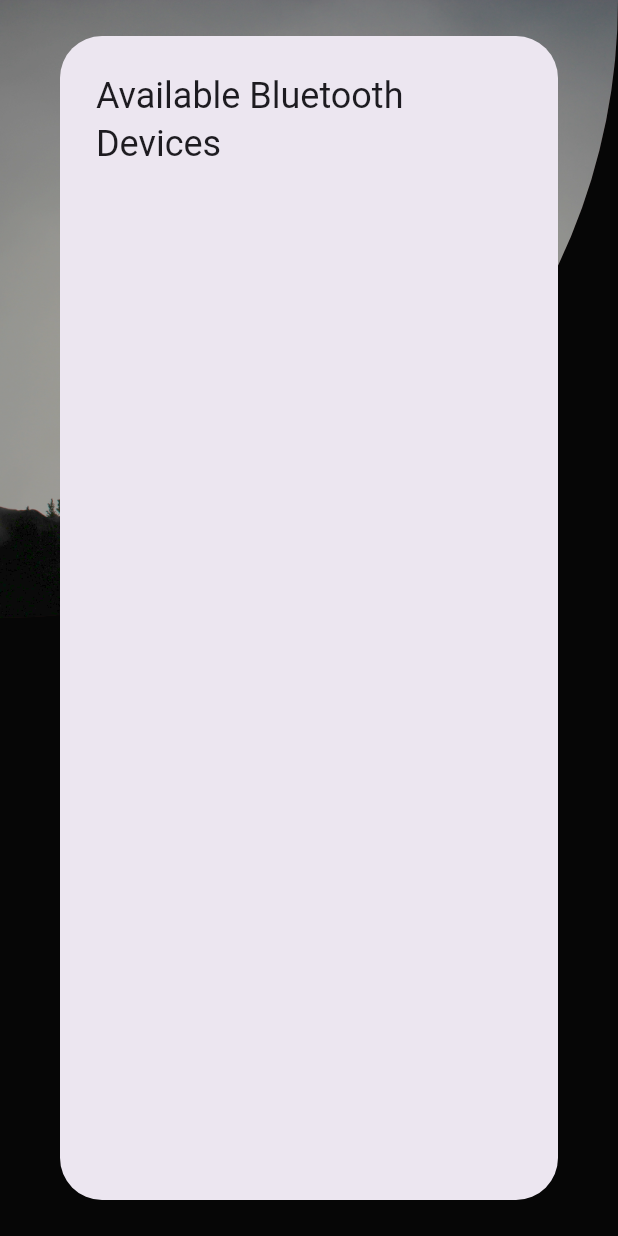
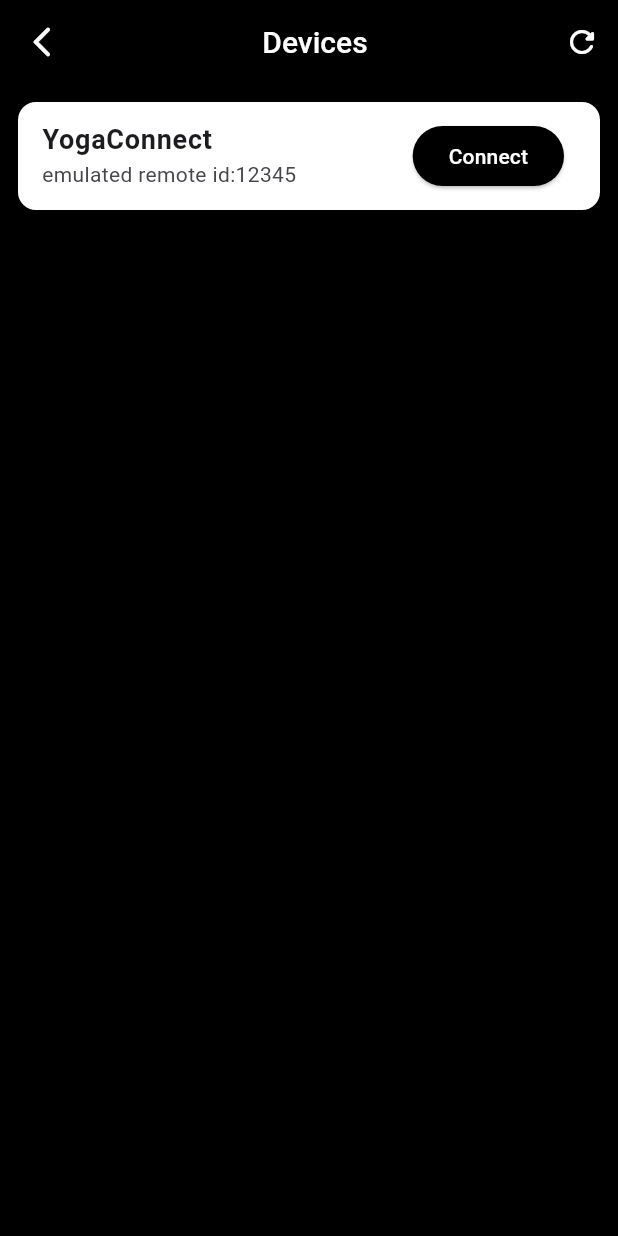
Before and after one commit to Double-O-Seven007/yogasmart_demo, a Flutter app: the screen it shows after launch, after a tap on "Connect Mat", on a phone screen of 412 x 824 dp. Run offline on Flutter 3.47's test engine with Material 3 defaults, Android fonts, the phone set to English and light mode, and no system bars; drawn by our look-alikes of animated_text_kit; our stand-ins replace flutter_blue_plus; statements that could not run were skipped.

Commit message:
bluetooth setup complete_

```diff
--- /dev/null
+++ b/devtools_options.yaml
@@ -0,0 +1,3 @@
+description: This file stores settings for Dart & Flutter DevTools.
+documentation: https://docs.flutter.dev/tools/devtools/extensions#configure-extension-enablement-states
+extensions:
--- a/lib/Routes/route_manager.dart
+++ b/lib/Routes/route_manager.dart
@@ -1,8 +1,10 @@
 import 'package:flutter/material.dart';
+import 'package:yogasmart_demo/Screens/device_list_screen.dart';
 import 'package:yogasmart_demo/Screens/home_screen.dart';
 
 class RouteManager {
   static const String homeScreen = '/';
+  static const String deviceListScreen = '/deviceListScreen';
 
   static Route<dynamic> routeManager(RouteSettings settings) {
     switch (settings.name) {
@@ -10,6 +12,10 @@ class RouteManager {
         return MaterialPageRoute(
           builder: (context) => HomeScreen(),
         );
+      case deviceListScreen:
+        return MaterialPageRoute(
+          builder: (context) => DeviceListScreen(),
+        );
       default:
         throw const FormatException('There is something wrong with the route');
     }
--- /dev/null
+++ b/lib/Screens/device_list_screen.dart
@@ -0,0 +1,101 @@
+import 'package:flutter/material.dart';
+import 'package:flutter_blue_plus/flutter_blue_plus.dart';
+import 'package:provider/provider.dart';
+import 'package:yogasmart_demo/Services/bluetooth_connect.dart';
+import 'package:yogasmart_demo/Widgets/custom_card.dart';
+
+class DeviceListScreen extends StatelessWidget {
+  DeviceListScreen({super.key});
+  @override
+  Widget build(BuildContext context) {
+    return Scaffold(
+      backgroundColor: Colors.black,
+      appBar: AppBar(
+        actions: [
+          IconButton(
+            onPressed: () {
+              BTConnect().btOnOff();
+            },
+            icon: Icon(
+              Icons.refresh_rounded,
+              color: Colors.white,
+              size: 24,
+            ),
+          ),
+        ],
+        automaticallyImplyLeading: false,
+        backgroundColor: Colors.black,
+        title: Row(
+          mainAxisAlignment: MainAxisAlignment.center,
+          children: [
+            Text(
+              'Devices',
+              style: TextStyle(
+                color: Colors.white,
+                fontSize: 20,
+                fontWeight: FontWeight.w500,
+              ),
+            ),
+          ],
+        ),
+        leading: IconButton(
+          onPressed: () {
+            Navigator.of(context).pop();
+          },
+          color: Colors.white,
+          icon: Icon(Icons.arrow_back_ios_new_rounded),
+        ),
+      ),
+      body: Consumer<BTConnect>(
+        builder: (context, value, child) => StreamBuilder<List<ScanResult>>(
+          stream: value.scanResults,
+          builder: (context, snapshot) {
+            if (snapshot.hasData) {
+              return Column(
+                mainAxisAlignment: MainAxisAlignment.start,
+                children: [
+                  Padding(
+                    padding: const EdgeInsets.all(8.0),
+                    child: CustomCard(
+                      title: 'YogaConnect',
+                      subtitle: 'emulated remote id:12345',
+                      onPressed: () {},
+                    ),
+                  ),
+                  Expanded(
+                    child: ListView.builder(
+                      // shrinkWrap: true,
+                      itemCount: snapshot.data!.length,
+                      itemBuilder: (context, index) {
+                        final data = snapshot.data![index];
+                        value.bluetoothDevice = data.device;
+                        return data.device.platformName.isNotEmpty
+                            ? Padding(
+                                padding: const EdgeInsets.all(8.0),
+                                child: CustomCard(
+                                  // tileTap: () =>
+                                  //     value.selectDevice(data.device),
+                                  title: data.device.platformName,
+                                  subtitle: '${data.device.remoteId}',
+                                  onPressed: () async {
+                                    // var device = data.device;
+                                    value.connectToDevice();
+                                    value.getConnectedDevices();
+                                  },
+                                ),
+                              )
+                            : SizedBox();
+                      },
+                    ),
+                  ),
+                ],
+              );
+            } else {
+              return Text('No Devices Found');
+            }
+          },
+        ),
+      ),
+    );
+  }
+}
--- a/lib/Screens/home_screen.dart
+++ b/lib/Screens/home_screen.dart
@@ -1,14 +1,19 @@
 import 'package:animated_text_kit/animated_text_kit.dart';
-import 'package:flutter/cupertino.dart';
 import 'package:flutter/material.dart';
+import 'package:provider/provider.dart';
+import 'package:yogasmart_demo/Routes/route_manager.dart';
+import 'package:yogasmart_demo/Services/bluetooth_connect.dart';
 
 class HomeScreen extends StatelessWidget {
   HomeScreen({super.key});
   @override
   Widget build(BuildContext context) {
+    context.read<BTConnect>().bluetoothDevice;
     return Scaffold(
-      backgroundColor: const Color.fromARGB(255, 8, 8, 8),
-      body: Column(
+      backgroundColor: Colors.black,
+      body: Consumer<BTConnect>(
+        builder: (context, value, child) {
+          return Column(
             children: [
               Container(
                 height: MediaQuery.of(context).size.height / 2,
@@ -47,17 +52,23 @@ class HomeScreen extends StatelessWidget {
                         Size.fromWidth(MediaQuery.of(context).size.width / 2),
                   ),
                   onPressed: () {
-                showCupertinoDialog(
-                  barrierDismissible: true,
-                  context: context,
-                  builder: (context) => AlertDialog.adaptive(
-                    insetAnimationCurve: Curves.linear,
-                    title: Text('Available Bluetooth Devices'),
-                    content: Column(
-                      children: [],
-                    ),
-                  ),
-                );
+                    BTConnect().btSupportCheck;
+                    BTConnect().btOnOff();
+                    // BTConnect().scanResults;
+                    Navigator.pushNamed(context, RouteManager.deviceListScreen);
+                    // print(BTConnect().scanResultsVar[0]);
+
+                    // showCupertinoDialog(
+                    //   barrierDismissible: true,
+                    //   context: context,
+                    //   builder: (context) => AlertDialog.adaptive(
+                    //     insetAnimationCurve: Curves.linear,
+                    //     title: Text('Available Bluetooth Devices'),
+                    //     content: Column(
+                    //       children: [],
+                    //     ),
+                    //   ),
+                    // );
                   },
                   child: Row(
                     mainAxisAlignment: MainAxisAlignment.center,
@@ -74,6 +85,8 @@ class HomeScreen extends StatelessWidget {
                 ),
               ),
             ],
+          );
+        },
       ),
     );
   }
--- a/lib/Services/bluetooth_connect.dart
+++ b/lib/Services/bluetooth_connect.dart
@@ -1 +1,226 @@
-class BluetoothConnect {}
+import 'dart:async';
+import 'dart:io';
+
+import 'package:flutter/material.dart';
+import 'package:flutter_blue_plus/flutter_blue_plus.dart';
+
+class BTConnect with ChangeNotifier {
+  DeviceIdentifier? id;
+  late BluetoothDevice? _bluetoothDevice = BluetoothDevice(
+    remoteId: DeviceIdentifier(id.toString()),
+  );
+  BluetoothAdapterState _btAdapterState = BluetoothAdapterState.unknown;
+  // int? index;
+// first, check if bluetooth is supported by your hardware
+// Note: The platform is initialized on the first call to any FlutterBluePlus method.
+  Future btSupportCheck() async {
+    if (await FlutterBluePlus.isSupported == false) {
+      print("Bluetooth not supported by this device");
+      notifyListeners();
+      return;
+    }
+  }
+
+  set bluetoothDevice(BluetoothDevice? device) {
+    if (device!.platformName.isNotEmpty) {
+      _bluetoothDevice = device;
+      // selectDevice(device);
+      print('set device: ${bluetoothDevice}');
+    }
+    notifyListeners();
+  }
+
+//get btDevice
+  BluetoothDevice? get bluetoothDevice => _bluetoothDevice;
+  //init when scan results are found
+  // Future<void> assignDevice(ScanResult scanResult) async {
+  //   bluetoothDevice = scanResult.device;
+  //   notifyListeners();
+  // }
+
+// handle bluetooth on & off
+// note: for iOS the initial state is typically BluetoothAdapterState.unknown
+// note: if you have permissions issues you will get stuck at BluetoothAdapterState.unauthorized
+  Future btOnOff() async {
+    await FlutterBluePlus.adapterState
+        .listen((BluetoothAdapterState state) {
+          _btAdapterState = state;
+          // print(_btAdapterState);
+          if (_btAdapterState == BluetoothAdapterState.on) {
+            // scanDevices();
+            print('Scanning...');
+            scanAndAssign();
+          } else if (_btAdapterState == BluetoothAdapterState.off) {
+            // show an error to the user, etc
+          } else if (_btAdapterState == BluetoothAdapterState.turningOn) {
+            CircularProgressIndicator();
+          } else if (_btAdapterState == BluetoothAdapterState.turningOff) {
+            print('Bluetooth off in progress. Tunr Bluetooth back on');
+          } else if (_btAdapterState == BluetoothAdapterState.unavailable) {
+            print('Bluetooth unavailable on your device');
+          }
+        })
+        .asFuture()
+        .catchError(
+          ((value) {
+            print('Future error: ${value.toString()}');
+          }),
+        );
+    notifyListeners();
+  }
+
+//Scan results getter
+  // int get scanResultsVar => _scanResultsLength;
+// turn on bluetooth ourself if we can
+// for iOS, the user controls bluetooth enable/disable
+  Future turnOnBTManually() async {
+    if (Platform.isAndroid) {
+      await FlutterBluePlus.turnOn();
+    }
+    notifyListeners();
+  }
+
+// cancel to prevent duplicate listeners
+// subscription.cancel();
+
+//!Scan Devices
+// listen to scan results
+// Note: `onScanResults` clears the results between scans. You should use
+//  `scanResults` if you want the current scan results *or* the results from the previous scan.
+  // Future scanDevices() async {
+  //   if (_btAdapterState == BluetoothAdapterState.on) {
+  //     FlutterBluePlus.startScan(
+  //       timeout: const Duration(seconds: 10),
+  //     );
+
+  //     await FlutterBluePlus.scanResults.listen((results) {
+  //       ScanResult scanResult = results.first;
+  //       _bluetoothDevice = scanResult.device;
+  //       assignDevice(scanResult);
+  //     });
+  //   }
+  //   notifyListeners();
+  // }
+
+  Future<void> scanAndAssign() async {
+    await FlutterBluePlus.scanResults.listen((results) {
+      if (results.isNotEmpty) {
+        // Automatically pick the first device
+        bluetoothDevice = results.first.device;
+        print(
+            "Device assigned: ${bluetoothDevice!.advName}, remote: ${bluetoothDevice!.remoteId}");
+        notifyListeners();
+      }
+    });
+    FlutterBluePlus.startScan(timeout: Duration(seconds: 10));
+  }
+
+//Get Scaned devices
+  Stream<List<ScanResult>> get scanResults => FlutterBluePlus.scanResults;
+
+// select device
+  // Future<void> selectDevice(BluetoothDevice device) async {
+  //   bluetoothDevice = await device;
+  //   FlutterBluePlus.startScan(timeout: Duration(seconds: 10));
+  //   print('Selected: ${bluetoothDevice!.platformName.toString()}');
+  //   notifyListeners();
+  // }
+
+  // StreamSubscription<List<ScanResult>> scanResults() {
+  //   return FlutterBluePlus.onScanResults.listen(
+  //     (results) {
+  //       if (results.isNotEmpty) {
+  //         ScanResult r = results.last; // the most recently found device
+  //         // _bluetoothDevice = r.device;
+  //         _scanResultsLength = results.length;
+  //         devicesFound = results.length;
+
+  //         // print(
+  //         //     '${r.device.remoteId}: "${r.advertisementData.advName}" found!');
+  //         notifyListeners();
+  //       } else if (results.isEmpty) {
+  //         print('No devices found');
+  //         FlutterBluePlus.stopScan();
+  //         notifyListeners();
+  //       }
+  //       // FlutterBluePlus.stopScan();
+  //       notifyListeners();
+  //     },
+  //     onError: (e) {
+  //       FlutterBluePlus.stopScan();
+  //       print(e);
+  //       notifyListeners();
+  //     },
+  //   );
+  // }
+
+// Wait for Bluetooth enabled & permission granted
+// In your real app you should use `FlutterBluePlus.adapterState.listen` to handle all states
+// ?Refererence code for waiting for bluetooth connections
+  void btPermissionGranted() async {
+    await FlutterBluePlus.adapterState.listen;
+    notifyListeners();
+  }
+
+// await FlutterBluePlus.adapterState.where((val) => val == BluetoothAdapterState.on).first;
+
+// Start scanning w/ timeout
+// Optional: use `stopScan()` as an alternative to timeout
+  void stopScan() async {
+    await FlutterBluePlus.startScan(
+      withServices: [Guid("180D")], // match any of the specified services
+      withNames: ["Bluno"], // *or* any of the specified names
+      timeout: Duration(seconds: 15),
+    );
+    notifyListeners();
+  }
+
+  //!Connect To A Device
+
+  // listen for disconnection
+  void listenForDisconnection() {
+    // selectDevice(_bluetoothDevice!);
+    var onDisconnected = bluetoothDevice!.connectionState.listen(
+      (BluetoothConnectionState state) async {
+        if (state == BluetoothConnectionState.disconnected) {
+          // 1. typically, start a periodic timer that tries to
+          //    reconnect, or just call connect() again right now
+          connectToDevice();
+          // 2. you must always re-discover services after disconnection!
+          print(
+              "${_bluetoothDevice!.disconnectReason?.code} ${_bluetoothDevice!.disconnectReason?.description}");
+        }
+        notifyListeners();
+      },
+    );
+    notifyListeners();
+  }
+
+// Connect to the device
+  Future connectToDevice() async {
+    if (bluetoothDevice != null) {
+      await bluetoothDevice!.connect(autoConnect: false);
+    } else {
+      print('No device assigned yet');
+    }
+    notifyListeners();
+  }
+
+// Disconnect from device
+  Future disconnectDevice() async {
+    await _bluetoothDevice!.disconnect();
+    notifyListeners();
+  }
+
+// ??!Get Connected Devices
+  void getConnectedDevices() {
+    List<BluetoothDevice> devs = FlutterBluePlus.connectedDevices;
+    for (var d in devs) {
+      print('connected device: ${d}');
+      if (devs.isEmpty) {
+        print("No Devices Connected");
+      }
+    }
+    notifyListeners();
+  }
+}
--- /dev/null
+++ b/lib/Widgets/custom_card.dart
@@ -0,0 +1,61 @@
+import 'package:flutter/material.dart';
+import 'package:provider/provider.dart';
+import 'package:yogasmart_demo/Services/bluetooth_connect.dart';
+
+class CustomCard extends StatelessWidget {
+  CustomCard({
+    super.key,
+    this.title,
+    this.subtitle,
+    // this.tileTap,
+    required this.onPressed,
+  });
+  String? title;
+  String? subtitle;
+  Function() onPressed;
+  // Function()? tileTap;
+  @override
+  Widget build(BuildContext context) {
+    return Consumer<BTConnect>(
+      builder: (context, value, child) => Card(
+        color: Colors.white,
+        child: Column(
+          children: [
+            ListTile(
+              // onTap: tileTap,
+              title: Text(
+                '${title}',
+                style: TextStyle(
+                  fontWeight: FontWeight.bold,
+                  fontSize: 18,
+                ),
+              ),
+              subtitle: Text('${subtitle}'),
+              trailing: ElevatedButton(
+                style: ElevatedButton.styleFrom(
+                  backgroundColor: Colors.black,
+                ),
+                onPressed: () {
+                  value.btPermissionGranted();
+                  value.listenForDisconnection();
+                  showDialog(
+                    context: context,
+                    builder: (context) => AlertDialog(
+                      content: Text('Device connected successsfully'),
+                    ),
+                  );
+                },
+                child: Text(
+                  'Connect',
+                  style: TextStyle(
+                    color: Colors.white,
+                  ),
+                ),
+              ),
+            )
+          ],
+        ),
+      ),
+    );
+  }
+}
--- a/lib/main.dart
+++ b/lib/main.dart
@@ -1,9 +1,13 @@
 import 'package:flutter/material.dart';
 import 'package:flutter_blue_plus/flutter_blue_plus.dart';
+import 'package:provider/provider.dart';
 import 'package:yogasmart_demo/Routes/route_manager.dart';
+import 'package:yogasmart_demo/Services/bluetooth_connect.dart';
 
 void main() {
+  FlutterBluePlus.setOptions(restoreState: true);
   FlutterBluePlus.setLogLevel(LogLevel.verbose, color: false);
+  // BTConnect().scanAndAssign;
   runApp(const MyApp());
 }
 
@@ -12,10 +16,17 @@ class MyApp extends StatelessWidget {
 
   @override
   Widget build(BuildContext context) {
-    return const MaterialApp(
-      debugShowCheckedModeBanner: false,
-      initialRoute: RouteManager.homeScreen,
-      onGenerateRoute: RouteManager.routeManager,
+    return MultiProvider(
+      providers: [
+        ChangeNotifierProvider(
+          create: (context) => BTConnect(),
+        ),
+      ],
+      child: const MaterialApp(
+        debugShowCheckedModeBanner: false,
+        initialRoute: RouteManager.homeScreen,
+        onGenerateRoute: RouteManager.routeManager,
+      ),
     );
   }
 }
--- a/pubspec.yaml
+++ b/pubspec.yaml
@@ -37,6 +37,8 @@ dependencies:
   cupertino_icons: ^1.0.8
   animated_text_kit: ^4.2.2
   flutter_blue_plus: ^1.34.4
+  provider: ^6.1.2
+  # mockito: ^5.4.4
 
 dev_dependencies:
   flutter_test:
```
Also changed, not shown: pubspec.lock, 1 other file. Lines whose indentation alone changed are shown as unchanged.
